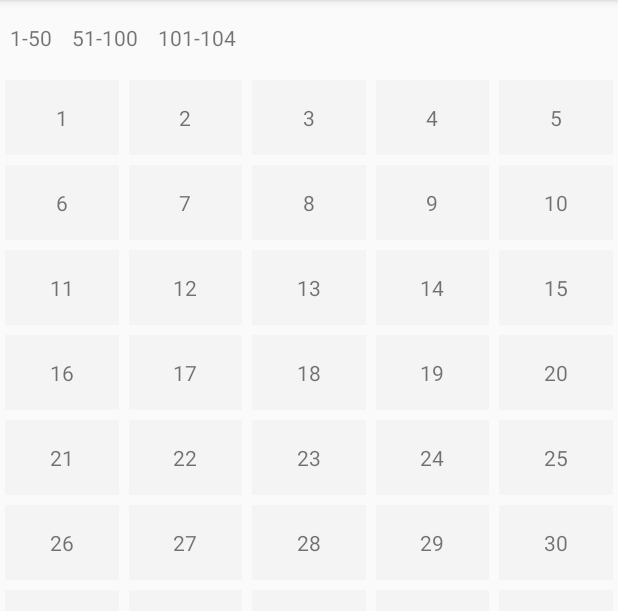
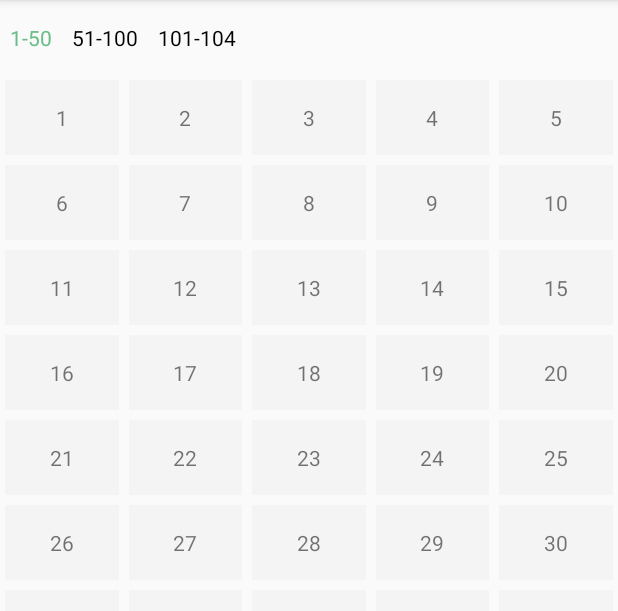
Before and after one commit to FTExplore/SeriesChooserTableFragment, an Android app: the fragment SeriesTableFragment shown on its own in the app's theme, after a tap on an icon or button, on a phone screen of 412 x 824 dp, the part 84-695 px from its top. Run offline under Robolectric (Android 15) with nearby library versions, the phone set to English and light mode, and no system bars.

Commit message:
add-集数分类点击事件的颜色变化

```diff
--- a/app/src/main/java/com/example/administrator/myapplication/SeriesSelectorHeadAdapter.java
+++ b/app/src/main/java/com/example/administrator/myapplication/SeriesSelectorHeadAdapter.java
@@ -1,5 +1,6 @@
 package com.example.administrator.myapplication;
 
+import android.graphics.Color;
 import android.support.v7.widget.RecyclerView;
 import android.view.LayoutInflater;
 import android.view.View;
@@ -15,6 +16,8 @@ import java.util.List;
 public class SeriesSelectorHeadAdapter extends RecyclerView.Adapter<SeriesSelectorHeadAdapter.ViewHolder> {
 
     private List<List<Integer>> list;
+
+    private int CurrentFocusPosition = 0;
 
     public void setList(List<List<Integer>> list) {
         this.list = list;
@@ -46,6 +49,12 @@ public class SeriesSelectorHeadAdapter extends RecyclerView.Adapter<SeriesSelect
         String title = temp.get(0) + "-" + temp.get(temp.size() - 1);
 
         holder.num.setText(title);
+
+        if (CurrentFocusPosition == position) {
+            holder.num.setTextColor(Color.parseColor("#69BE87"));
+        } else {
+            holder.num.setTextColor(Color.parseColor("#000000"));
+        }
     }
 
     @Override
@@ -66,6 +75,8 @@ public class SeriesSelectorHeadAdapter extends RecyclerView.Adapter<SeriesSelect
         public void onClick(View v) {
             if (mListener != null)
                 mListener.OnClick(getAdapterPosition());
+            CurrentFocusPosition = getAdapterPosition();
+            notifyDataSetChanged();
         }
     }
 }
```
